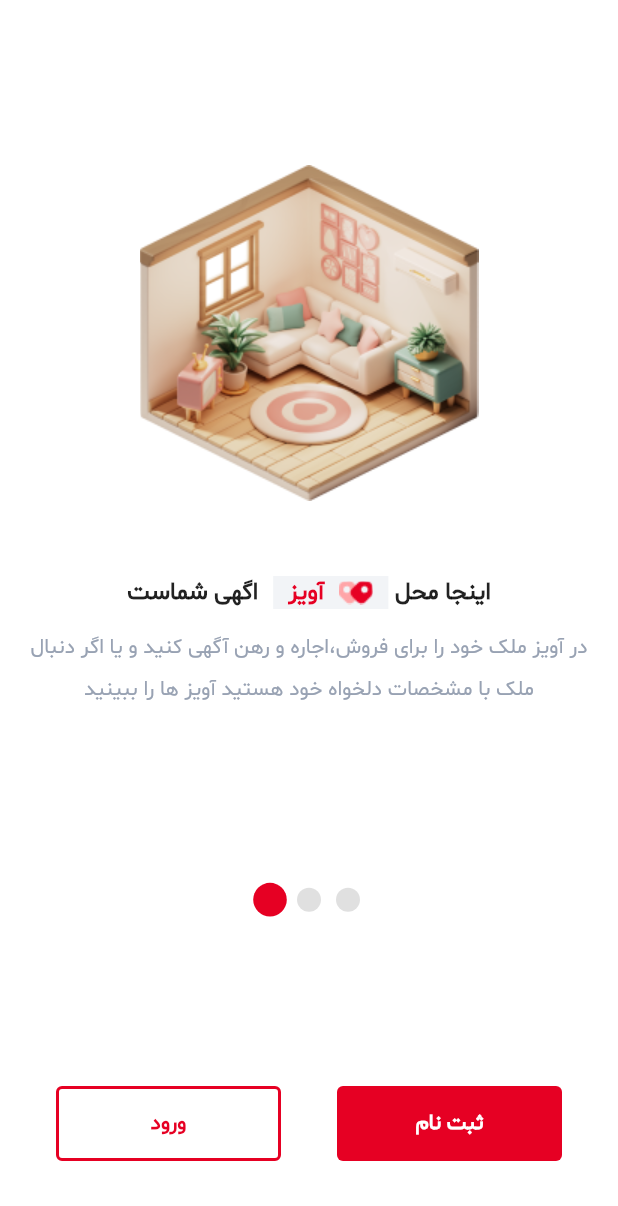
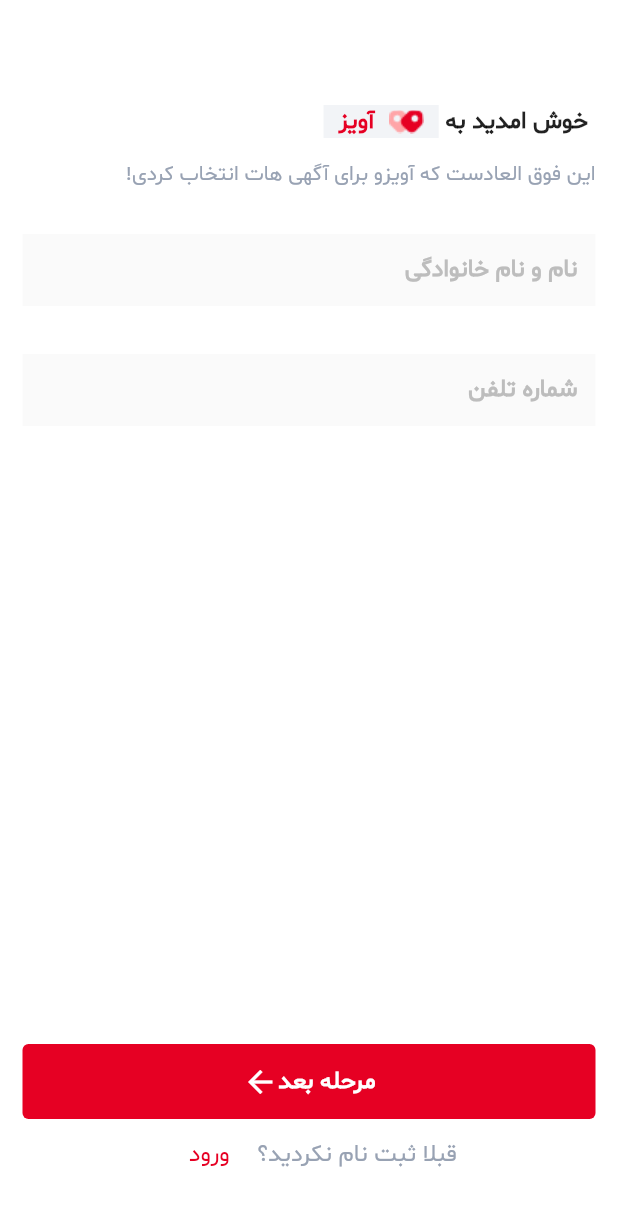
Before and after one commit to Terminatorking/aviz_shop, a Flutter app: the screen it shows after launch, after a tap on "ثبت نام", on a phone screen of 412 x 824 dp. Shown: the top 1206 px of the screen. Run offline on Flutter 3.47's test engine with Material 2 defaults, Android fonts, the phone set to English and light mode, and no system bars; drawn by our look-alikes of smooth_page_indicator.

Commit message:
finishing entrance screen

```diff
--- /dev/null
+++ b/lib/screens/entrance_screen.dart
@@ -0,0 +1,165 @@
+import 'package:avizshop/constants/colors.dart';
+import 'package:avizshop/widgets/tag_widget.dart';
+import 'package:flutter/material.dart';
+
+class EntranceScreen extends StatelessWidget {
+  const EntranceScreen({
+    super.key,
+    required this.isEntrance,
+  });
+  final bool isEntrance;
+  @override
+  Widget build(BuildContext context) {
+    Size size = MediaQuery.of(context).size;
+    return Scaffold(
+      backgroundColor: white,
+      body: SafeArea(
+        child: Directionality(
+          textDirection: TextDirection.rtl,
+          child: Column(
+            crossAxisAlignment: CrossAxisAlignment.start,
+            children: [
+              Padding(
+                padding: const EdgeInsets.only(top: 70, right: 20),
+                child: Row(
+                  children: [
+                    Text(
+                      isEntrance ? "ورود به " : "خوش امدید به ",
+                      style: const TextStyle(
+                        fontSize: 16,
+                        fontWeight: FontWeight.bold,
+                        fontFamily: "shabnam",
+                      ),
+                    ),
+                    const TagWidget(),
+                  ],
+                ),
+              ),
+              Padding(
+                padding: const EdgeInsets.only(right: 15, top: 15, bottom: 30),
+                child: Text(
+                  isEntrance
+                      ? "خوشحالیم که مجددا آویز رو برای آگهی انتخاب کردی!"
+                      : "این فوق العادست که آویزو برای آگهی هات انتخاب کردی!",
+                  style: TextStyle(
+                    fontSize: 14,
+                    fontFamily: "shabnam",
+                    color: greyText,
+                  ),
+                ),
+              ),
+              Container(
+                margin: const EdgeInsets.only(left: 15, right: 15),
+                width: size.width,
+                height: 50,
+                child: TextField(
+                  decoration: InputDecoration(
+                    enabledBorder: InputBorder.none,
+                    focusedBorder: InputBorder.none,
+                    disabledBorder: InputBorder.none,
+                    filled: true,
+                    fillColor: Colors.grey.withOpacity(0.05),
+                    hintText: isEntrance ? "شماره تلفن" : "نام و نام خانوادگی",
+                    hintStyle: TextStyle(
+                      fontWeight: FontWeight.bold,
+                      fontSize: 16,
+                      color: Colors.grey.shade400,
+                      fontFamily: "shabnam",
+                    ),
+                  ),
+                ),
+              ),
+              SizedBox(
+                height: 30,
+              ),
+              Visibility(
+                visible: !isEntrance,
+                child: Container(
+                  margin: const EdgeInsets.only(left: 15, right: 15),
+                  width: size.width,
+                  height: 50,
+                  child: TextField(
+                    decoration: InputDecoration(
+                      enabledBorder: InputBorder.none,
+                      focusedBorder: InputBorder.none,
+                      disabledBorder: InputBorder.none,
+                      filled: true,
+                      fillColor: Colors.grey.withOpacity(0.05),
+                      hintText: "شماره تلفن",
+                      hintStyle: TextStyle(
+                        fontWeight: FontWeight.bold,
+                        fontSize: 16,
+                        color: Colors.grey.shade400,
+                        fontFamily: "shabnam",
+                      ),
+                    ),
+                  ),
+                ),
+              ),
+              const Spacer(),
+              Container(
+                margin: const EdgeInsets.only(left: 15, right: 15),
+                width: size.width,
+                height: 50,
+                child: ElevatedButton(
+                  style: ButtonStyle(
+                    elevation: MaterialStateProperty.all(0),
+                    backgroundColor: MaterialStateProperty.all(red),
+                  ),
+                  child: Row(
+                    mainAxisAlignment: MainAxisAlignment.center,
+                    children: [
+                      Text(
+                        "مرحله بعد",
+                        style: TextStyle(
+                          color: white,
+                          fontFamily: "shabnam",
+                          fontWeight: FontWeight.bold,
+                          fontSize: 16,
+                        ),
+                      ),
+                      Icon(
+                        Icons.arrow_forward,
+                        color: white,
+                      ),
+                    ],
+                  ),
+                  onPressed: () {},
+                ),
+              ),
+              Row(
+                mainAxisAlignment: MainAxisAlignment.center,
+                children: [
+                  Text(
+                    isEntrance
+                        ? "تا حالا ثبت نام نکردید؟"
+                        : "قبلا ثبت نام نکردید؟",
+                    style: TextStyle(
+                      color: greyText,
+                      fontSize: 16,
+                      fontFamily: "shabnam",
+                    ),
+                  ),
+                  TextButton(
+                    onPressed: () {},
+                    child: Text(
+                      isEntrance ? "ثبت نام" : "ورود",
+                      style: TextStyle(
+                        fontSize: 16,
+                        fontFamily: "shabnam",
+                        color: red,
+                      ),
+                    ),
+                  )
+                ],
+              ),
+              const SizedBox(
+                height: 30,
+              )
+            ],
+          ),
+        ),
+      ),
+    );
+  }
+}
--- a/lib/screens/splash_screen.dart
+++ b/lib/screens/splash_screen.dart
@@ -1,4 +1,5 @@
 import 'package:avizshop/constants/colors.dart';
+import 'package:avizshop/screens/entrance_screen.dart';
 import 'package:avizshop/widgets/splash_screen_page_view.dart';
 import 'package:flutter/material.dart';
 import 'package:smooth_page_indicator/smooth_page_indicator.dart';
@@ -53,7 +54,16 @@ class SplashScreen extends StatelessWidget {
                         fontWeight: FontWeight.bold,
                       ),
                     ),
-                    onPressed: () {},
+                    onPressed: () {
+                      Navigator.pushReplacement(
+                        context,
+                        MaterialPageRoute(
+                          builder: (context) {
+                            return const EntranceScreen(isEntrance: false);
+                          },
+                        ),
+                      );
+                    },
                   ),
                 ),
                 SizedBox(
@@ -75,7 +85,18 @@ class SplashScreen extends StatelessWidget {
                         fontWeight: FontWeight.bold,
                       ),
                     ),
-                    onPressed: () {},
+                    onPressed: () {
+                      Navigator.pushReplacement(
+                        context,
+                        MaterialPageRoute(
+                          builder: (context) {
+                            return const EntranceScreen(
+                              isEntrance: true,
+                            );
+                          },
+                        ),
+                      );
+                    },
                   ),
                 ),
               ],
--- a/lib/widgets/splash_screen_page_view.dart
+++ b/lib/widgets/splash_screen_page_view.dart
@@ -1,4 +1,5 @@
 import 'package:avizshop/constants/colors.dart';
+import 'package:avizshop/widgets/tag_widget.dart';
 import 'package:flutter/material.dart';
 
 class SplashScreenPageView extends StatelessWidget {
@@ -23,12 +24,12 @@ class SplashScreenPageView extends StatelessWidget {
               const SizedBox(
                 height: 50,
               ),
-              Directionality(
+              const Directionality(
                 textDirection: TextDirection.rtl,
                 child: Row(
                   mainAxisAlignment: MainAxisAlignment.center,
                   children: [
-                    const Text(
+                     Text(
                       "اینجا محل ",
                       style: TextStyle(
                         fontFamily: "shabnam",
@@ -36,38 +37,11 @@ class SplashScreenPageView extends StatelessWidget {
                         fontWeight: FontWeight.bold,
                       ),
                     ),
-                    Container(
-                      decoration: BoxDecoration(
-                        color: grey,
-                      ),
-                      child: Row(
-                        children: [
-                          const SizedBox(
-                            width: 10,
-                          ),
-                          Image.asset("assets/images/tags.png"),
-                          const SizedBox(
-                            width: 10,
-                          ),
-                          Text(
-                            "آویز",
-                            style: TextStyle(
-                              fontFamily: "shabnam",
-                              fontSize: 16,
-                              fontWeight: FontWeight.bold,
-                              color: red,
-                            ),
-                          ),
-                          const SizedBox(
-                            width: 10,
-                          ),
-                        ],
-                      ),
-                    ),
-                    const SizedBox(
+                    TagWidget(),
+                     SizedBox(
                       width: 10,
                     ),
-                    const Text(
+                     Text(
                       "اگهی شماست",
                       style: TextStyle(
                         fontFamily: "shabnam",
--- /dev/null
+++ b/lib/widgets/tag_widget.dart
@@ -0,0 +1,40 @@
+import 'package:avizshop/constants/colors.dart';
+import 'package:flutter/material.dart';
+
+class TagWidget extends StatelessWidget {
+  const TagWidget({
+    super.key,
+  });
+
+  @override
+  Widget build(BuildContext context) {
+    return Container(
+      decoration: BoxDecoration(
+        color: grey,
+      ),
+      child: Row(
+        children: [
+          const SizedBox(
+            width: 10,
+          ),
+          Image.asset("assets/images/tags.png"),
+          const SizedBox(
+            width: 10,
+          ),
+          Text(
+            "آویز",
+            style: TextStyle(
+              fontFamily: "shabnam",
+              fontSize: 16,
+              fontWeight: FontWeight.bold,
+              color: red,
+            ),
+          ),
+          const SizedBox(
+            width: 10,
+          ),
+        ],
+      ),
+    );
+  }
+}
```
